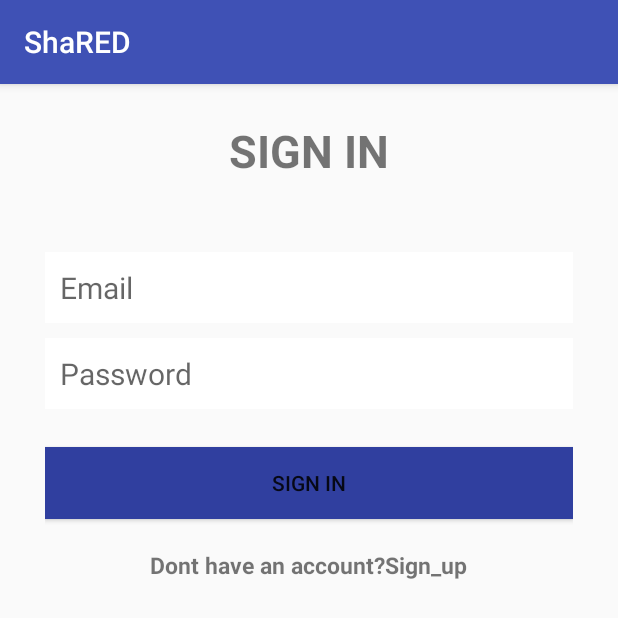
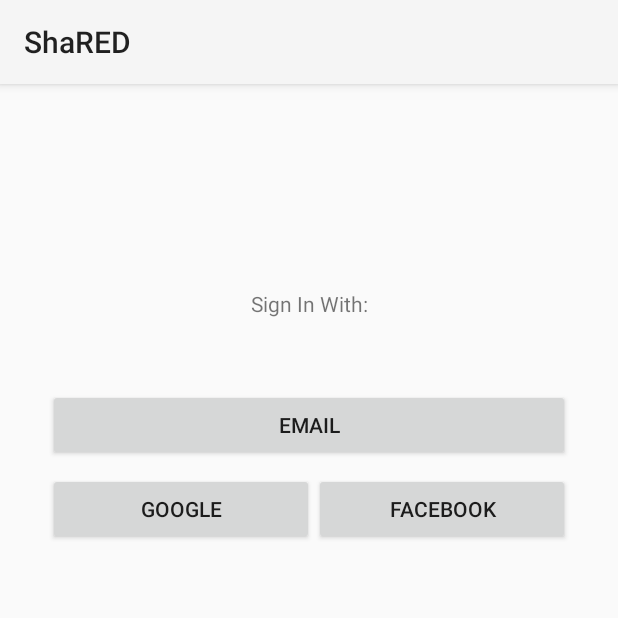
Before and after one commit to Collins33/shaRED, an Android app: the screen it shows after launch (LoginActivity before the commit, SelectLoginActivity after it), on a phone screen of 412 x 824 dp. Shown: the top 618 px of the screen. Run offline under Robolectric (Android 15) with nearby library versions, the phone set to English and light mode, and no system bars.

Commit message:
Change login structure

```diff
--- a/app/build.gradle
+++ b/app/build.gradle
@@ -37,6 +37,7 @@ dependencies {
     compile 'com.jakewharton:butterknife:7.0.1'
     compile 'org.parceler:parceler-api:1.1.6'
     compile 'com.android.support:support-v4:26.+'
+    compile 'uk.co.chrisjenx:calligraphy:2.3.0'
     compile 'com.google.android.gms:play-services-auth:10.0.1'
     compile 'org.aviran.cookiebar2:cookiebar2:1.0.5'
     testCompile 'junit:junit:4.12'
--- a/app/src/main/java/com/example/root/shared/MainActivity.java
+++ b/app/src/main/java/com/example/root/shared/MainActivity.java
@@ -1,12 +1,16 @@
 package com.example.root.shared;
 
+import android.app.ActivityOptions;
 import android.content.Context;
 import android.content.Intent;
 import android.content.SharedPreferences;
 import android.content.pm.ActivityInfo;
+import android.os.Build;
 import android.os.Bundle;
 import android.os.Handler;
 import android.support.v7.app.AppCompatActivity;
+import android.transition.Explode;
+import android.view.Window;
 
 public class MainActivity extends AppCompatActivity {
     SharedPreferences mSharedPreferences;
@@ -14,6 +18,7 @@ public class MainActivity extends AppCompatActivity {
     @Override
     protected void onCreate(Bundle savedInstanceState) {
         super.onCreate(savedInstanceState);
+        getWindow().requestFeature(Window.FEATURE_CONTENT_TRANSITIONS);
         setContentView(R.layout.activity_main);
 
         SharedPreferences mSharedPreferences;
@@ -25,16 +30,28 @@ public class MainActivity extends AppCompatActivity {
         final String name = mSharedPreferences.getString("name", missing);
         final String email = mSharedPreferences.getString("email", missing);
 
+
         final Handler handler = new Handler();
         handler.postDelayed(new Runnable() {
             @Override
             public void run() {
-                if(name == missing && email == missing){
-                    Intent intent = new Intent(MainActivity.this, LoginActivity.class);
-                    startActivity(intent);
+                if (Build.VERSION.SDK_INT < 21) {
+                    if(name == missing && email == missing){
+                        Intent intent = new Intent(MainActivity.this, SelectLoginActivity.class);
+                        startActivity(intent);
+                    } else {
+                        Intent intent = new Intent(MainActivity.this, DashboardActivity.class);
+                        startActivity(intent);
+                    }
                 } else {
-                    Intent intent = new Intent(MainActivity.this, DashboardActivity.class);
-                    startActivity(intent);
+                    getWindow().setExitTransition(new Explode());
+                    if(name == missing && email == missing){
+                        Intent intent = new Intent(MainActivity.this, SelectLoginActivity.class);
+                        startActivity(intent, ActivityOptions.makeSceneTransitionAnimation(MainActivity.this).toBundle());
+                    } else {
+                        Intent intent = new Intent(MainActivity.this, DashboardActivity.class);
+                        startActivity(intent, ActivityOptions.makeSceneTransitionAnimation(MainActivity.this).toBundle());
+                    }
                 }
             }
         }, 3000);
--- /dev/null
+++ b/app/src/main/java/com/example/root/shared/SelectLoginActivity.java
@@ -0,0 +1,26 @@
+package com.example.root.shared;
+
+import android.content.Intent;
+import android.os.Bundle;
+import android.support.v7.app.AppCompatActivity;
+import android.view.View;
+import android.widget.Button;
+
+public class SelectLoginActivity extends AppCompatActivity {
+    private Button emailButton;
+
+    @Override
+    protected void onCreate(Bundle savedInstanceState) {
+        super.onCreate(savedInstanceState);
+        setContentView(R.layout.activity_select_login);
+
+        emailButton = (Button) findViewById(R.id.emailButton);
+        emailButton.setOnClickListener(new View.OnClickListener() {
+            @Override
+            public void onClick(View view) {
+                Intent intent = new Intent(SelectLoginActivity.this, LoginActivity.class);
+                startActivity(intent);
+            }
+        });
+    }
+}
--- /dev/null
+++ b/app/src/main/res/layout/activity_select_login.xml
@@ -0,0 +1,69 @@
+<?xml version="1.0" encoding="utf-8"?>
+<android.support.constraint.ConstraintLayout
+    xmlns:android="http://schemas.android.com/apk/res/android"
+    xmlns:app="http://schemas.android.com/apk/res-auto"
+    xmlns:tools="http://schemas.android.com/tools"
+    android:layout_width="match_parent"
+    android:layout_height="match_parent"
+    tools:context="com.example.root.shared.SelectLoginActivity">
+
+    <Button
+        android:id="@+id/emailButton"
+        android:layout_width="0dp"
+        android:layout_height="wrap_content"
+        android:layout_marginEnd="32dp"
+        android:layout_marginLeft="32dp"
+        android:layout_marginRight="32dp"
+        android:layout_marginStart="32dp"
+        android:text="EMAIL"
+        app:layout_constraintHorizontal_bias="0.0"
+        app:layout_constraintLeft_toLeftOf="parent"
+        app:layout_constraintRight_toRightOf="parent"
+        app:layout_constraintTop_toTopOf="parent"
+        android:layout_marginTop="203dp"/>
+
+    <LinearLayout
+        android:layout_width="match_parent"
+        android:layout_height="wrap_content"
+        android:layout_marginLeft="32dp"
+        android:layout_marginRight="32dp"
+        android:layout_marginTop="8dp"
+        android:orientation="horizontal"
+        app:layout_constraintLeft_toLeftOf="parent"
+        app:layout_constraintRight_toRightOf="parent"
+        app:layout_constraintTop_toBottomOf="@+id/emailButton"
+        app:layout_constraintBottom_toBottomOf="parent"
+        app:layout_constraintHorizontal_bias="0.0"
+        android:layout_marginBottom="8dp"
+        app:layout_constraintVertical_bias="0.0">
+
+        <Button
+            android:id="@+id/button4"
+            android:layout_width="wrap_content"
+            android:layout_height="wrap_content"
+            android:layout_weight="1.18"
+            android:text="GOOGLE"/>
+
+        <Button
+            android:id="@+id/button3"
+            android:layout_width="wrap_content"
+            android:layout_height="wrap_content"
+            android:layout_weight="1"
+            android:text="FACEBOOK"/>
+    </LinearLayout>
+
+    <TextView
+        android:id="@+id/textView2"
+        android:layout_width="wrap_content"
+        android:layout_height="wrap_content"
+        android:layout_marginBottom="8dp"
+        android:layout_marginTop="8dp"
+        android:text="Sign In With:"
+        app:layout_constraintBottom_toTopOf="@+id/emailButton"
+        app:layout_constraintTop_toTopOf="parent"
+        app:layout_constraintVertical_bias="0.764"
+        android:layout_marginRight="8dp"
+        app:layout_constraintRight_toRightOf="parent"
+        android:layout_marginLeft="8dp"
+        app:layout_constraintLeft_toLeftOf="parent"/>
+</android.support.constraint.ConstraintLayout>
--- a/app/src/main/res/layout/activity_sign_in.xml
+++ b/app/src/main/res/layout/activity_sign_in.xml
@@ -60,15 +60,15 @@
             />
 
         <TextView
+            android:id="@+id/signUpTextView"
             android:layout_width="wrap_content"
             android:layout_height="wrap_content"
+
+            android:layout_gravity="center_horizontal"
             android:layout_marginTop="20dp"
-
-            android:textStyle="bold"
+            android:text="Dont have an account? Sign Up"
             android:textSize="15sp"
-            android:text="Dont have an account?Sign_up"
-            android:id="@+id/signUpTextView"
-            android:layout_gravity="center_horizontal" />
+            android:textStyle="bold"/>
 
     </LinearLayout>
 
--- a/app/src/main/res/values/colors.xml
+++ b/app/src/main/res/values/colors.xml
@@ -1,6 +1,12 @@
 <?xml version="1.0" encoding="utf-8"?>
 <resources>
-    <color name="colorPrimary">#3F51B5</color>
-    <color name="colorPrimaryDark">#303F9F</color>
-    <color name="colorAccent">#FF4081</color>
+    <color name="colorPrimary">#424242</color>
+    <color name="colorPrimaryLight">#6d6d6d</color>
+    <color name="colorPrimaryDark">#1b1b1b</color>
+    <color name="colorAccent">#FF1744</color>
+    <color name="colorSecondary">#ff1744</color>
+    <color name="colorSecondaryLight">#ff616f</color>
+    <color name="colorSecondaryDark">#c4001d</color>
+    <color name="colorPrimaryText">#ffffff</color>
+    <color name="colorSecondaryText">#000000</color>
 </resources>
--- a/app/src/main/res/values/styles.xml
+++ b/app/src/main/res/values/styles.xml
@@ -8,4 +8,8 @@
         <item name="colorAccent">@color/colorAccent</item>
     </style>
 
+    <style name="AppTheme.AppBarOverlay" parent="ThemeOverlay.AppCompat.Dark.ActionBar"/>
+
+    <style name="AppTheme.PopupOverlay" parent="ThemeOverlay.AppCompat.Light"/>
+
 </resources>
```
Also changed, not shown: app/src/main/AndroidManifest.xml (+15 -13 lines), app/src/main/res/layout/activity_main.xml (+11 -7 lines).
